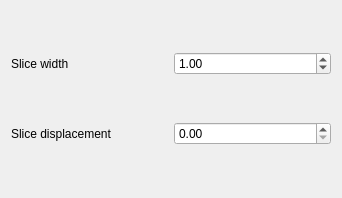
Above: Plugins/EnsembleSurfaceSlicing/pqEnsembleSurfaceSlicingDecorator.ui from MADAI/MADAIWorkbench before the change. Below: the same form after it.
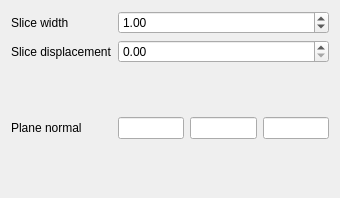
That is the form after the change.

Commit message:
Connected the plane parameters to the GUI
Plane is not yet used to determine slice orientation in the
visualization.

```diff
--- a/Plugins/EnsembleSurfaceSlicing/pqEnsembleSurfaceSlicingDecorator.ui
+++ b/Plugins/EnsembleSurfaceSlicing/pqEnsembleSurfaceSlicingDecorator.ui
@@ -6,7 +6,7 @@
    <rect>
     <x>0</x>
     <y>0</y>
-    <width>342</width>
+    <width>340</width>
     <height>198</height>
    </rect>
   </property>
@@ -14,10 +14,20 @@
    <string>Form</string>
   </property>
   <layout class="QGridLayout" name="gridLayout">
-   <item row="0" column="0">
-    <widget class="QLabel" name="SliceWidthLabel">
+   <item row="2" column="1">
+    <widget class="QDoubleSpinBox" name="SliceDisplacementEdit">
+     <property name="maximum">
+      <double>10000.000000000000000</double>
+     </property>
+     <property name="singleStep">
+      <double>0.010000000000000</double>
+     </property>
+    </widget>
+   </item>
+   <item row="2" column="0">
+    <widget class="QLabel" name="SliceDisplacementLabel">
      <property name="text">
-      <string>Slice width</string>
+      <string>Slice displacement</string>
      </property>
     </widget>
    </item>
@@ -37,21 +47,42 @@
      </property>
     </widget>
    </item>
-   <item row="2" column="0">
-    <widget class="QLabel" name="SliceDisplacementLabel">
+   <item row="0" column="0">
+    <widget class="QLabel" name="SliceWidthLabel">
      <property name="text">
-      <string>Slice displacement</string>
+      <string>Slice width</string>
      </property>
     </widget>
    </item>
-   <item row="2" column="1">
-    <widget class="QDoubleSpinBox" name="SliceDisplacementEdit">
-     <property name="maximum">
-      <double>10000.000000000000000</double>
+   <item row="3" column="0">
+    <widget class="QLabel" name="PlaneNormalLabel">
+     <property name="text">
+      <string>Plane normal</string>
      </property>
-     <property name="singleStep">
-      <double>0.010000000000000</double>
-     </property>
+    </widget>
+   </item>
+   <item row="3" column="1">
+    <widget class="QWidget" name="PlaneNormalWidget" native="true">
+     <layout class="QHBoxLayout" name="horizontalLayout">
+      <property name="spacing">
+       <number>-1</number>
+      </property>
+      <property name="leftMargin">
+       <number>0</number>
+      </property>
+      <property name="rightMargin">
+       <number>0</number>
+      </property>
+      <item>
+       <widget class="QLineEdit" name="PlaneNormalXEdit"/>
+      </item>
+      <item>
+       <widget class="QLineEdit" name="PlaneNormalYEdit"/>
+      </item>
+      <item>
+       <widget class="QLineEdit" name="PlaneNormalZEdit"/>
+      </item>
+     </layout>
     </widget>
    </item>
   </layout>
```
The commit also changes 3 other files.
